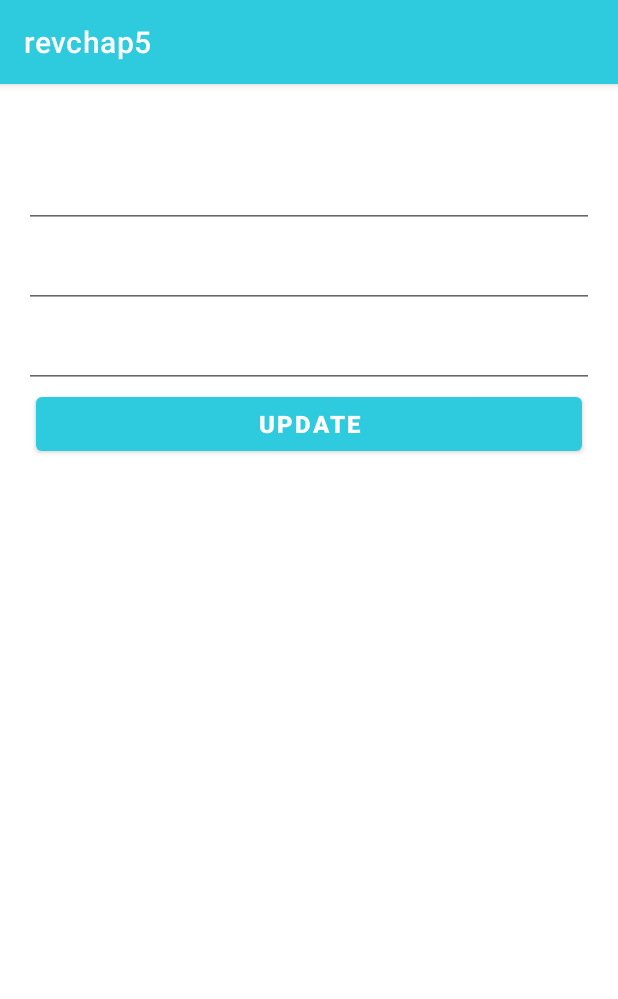
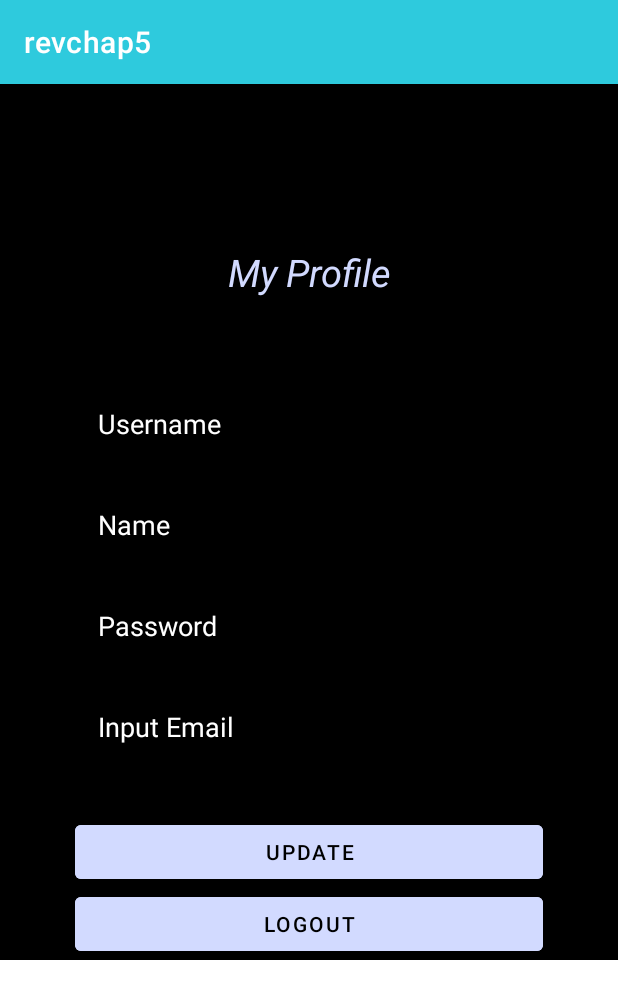
Before and after one commit to Widi-Yulianti/revisichallengelima, an Android app: the ProfileFragment screen opened through its navigation route, on a phone screen of 412 x 824 dp. Shown: the top 999 px of the screen. Run offline under Robolectric (Android 15) with nearby library versions, the phone set to English and light mode, and no system bars; Roboto replaces fonts that are not available here; 5 statements that could not run were skipped.

Commit message:
first commit

```diff
--- a/app/src/main/java/com/example/revchap5/LoginFragment.kt
+++ b/app/src/main/java/com/example/revchap5/LoginFragment.kt
@@ -83,7 +83,6 @@ class LoginFragment : Fragment() {
         val conf = res.configuration
         conf.locale = myLocale
         res.updateConfiguration(conf, res.displayMetrics)
-
-        //startActivity(Intent(this, LoginActivity::class.java))
+        findNavController().navigate(R.id.loginFragment)
     }
 }
--- a/app/src/main/java/com/example/revchap5/ProfileFragment.kt
+++ b/app/src/main/java/com/example/revchap5/ProfileFragment.kt
@@ -38,8 +38,8 @@ class ProfileFragment : Fragment() {
         var password = sharedPref.getString("password", null).toString()
 
         binding.apply {
-            dataEdit = User(username, name, email, password)
-            binding.btnEdit.setOnClickListener(){
+            var dataEdit = User(username, name, email, password)
+            binding.btnUpdate.setOnClickListener(){
                 username = binding.edtUsername.text.toString()
                 name = binding.edtName.text.toString()
                 email = binding.edtEmail.text.toString()
@@ -50,9 +50,18 @@ class ProfileFragment : Fragment() {
                 addData.putString("email", email)
                 addData.apply()
                 Toast.makeText(requireContext(), "Data Save", Toast.LENGTH_SHORT).show()
-                findNavController().navigate(R.id.action_profileFragment_to_accountFragment)
+                findNavController().navigate(R.id.action_profileFragment_to_homeFragment2)
             }
 
         }
+
+        binding.btnLogout.setOnClickListener(){
+            sharedPref = requireActivity().getSharedPreferences("registerData", Context.MODE_PRIVATE)
+            var addData = sharedPref.edit()
+            addData.putString("_username", null)
+            addData.putString("_password", null)
+            addData.apply()
+            findNavController().navigate(R.id.action_profileFragment_to_loginFragment)
+        }
     }
 }
--- a/app/src/main/res/color/color_bottom_nav.xml
+++ /dev/null
@@ -1,5 +0,0 @@
-<?xml version="1.0" encoding="utf-8"?>
-<selector xmlns:android="http://schemas.android.com/apk/res/android">
-    <item android:state_checked="true" android:color="@color/white" />
-    <item android:state_checked="false" android:color="#DA0303"/>
-</selector>
--- a/app/src/main/res/layout/fragment_login.xml
+++ b/app/src/main/res/layout/fragment_login.xml
@@ -41,7 +41,7 @@
             android:layout_height="wrap_content"
             android:layout_gravity="center_horizontal"
             android:layout_marginBottom="100dp"
-            android:text="@string/movie"
+            android:text="@string/login"
             android:textAppearance="@style/TextAppearance.AppTheme.Title" />
 
         <com.google.android.material.textfield.TextInputLayout
--- a/app/src/main/res/layout/fragment_profile.xml
+++ b/app/src/main/res/layout/fragment_profile.xml
@@ -1,75 +1,140 @@
 <?xml version="1.0" encoding="utf-8"?>
-<layout xmlns:android="http://schemas.android.com/apk/res/android"
+<FrameLayout xmlns:android="http://schemas.android.com/apk/res/android"
     xmlns:tools="http://schemas.android.com/tools"
-    xmlns:app="http://schemas.android.com/apk/res-auto">
+    android:layout_width="match_parent"
+    android:layout_height="match_parent"
+    tools:context=".ProfileFragment">
 
-    <data>
-        <variable
-            name="dataEdit"
-            type="com.example.revchap5.model.User" />
-    </data>
 
-    <androidx.constraintlayout.widget.ConstraintLayout
+    <ScrollView
         android:layout_width="match_parent"
-        android:layout_height="wrap_content"
-        android:paddingBottom="16dp"
-        tools:context="com.example.revchap5.ProfileFragment">
+        android:layout_height="match_parent">
+
+
+        <androidx.constraintlayout.widget.ConstraintLayout xmlns:android="http://schemas.android.com/apk/res/android"
+            xmlns:app="http://schemas.android.com/apk/res-auto"
+            xmlns:tools="http://schemas.android.com/tools"
+            android:layout_width="match_parent"
+            android:id="@+id/menu_profile"
+            android:layout_height="match_parent"
+            android:background="@color/black">
 
             <TextView
-            android:id="@+id/txt_edit"
+                android:id="@+id/textView5"
                 android:layout_width="wrap_content"
                 android:layout_height="wrap_content"
-            android:textColor="@color/black"
+                android:layout_marginTop="108dp"
+                android:text="@string/my_profile"
+                android:textColor="#D2DAFF"
+                android:textStyle="italic"
                 android:textSize="25sp"
                 app:layout_constraintEnd_toEndOf="parent"
                 app:layout_constraintStart_toStartOf="parent"
-            app:layout_constraintTop_toTopOf="parent"
-            tools:text="Edit Account" />
+                app:layout_constraintTop_toTopOf="parent" />
 
-        <LinearLayout
-            android:id="@+id/linearLayout"
+            <EditText
+                android:id="@+id/edt_username"
                 android:layout_width="match_parent"
                 android:layout_height="wrap_content"
-            android:layout_margin="16dp"
-            android:orientation="vertical"
+                android:layout_marginTop="56dp"
+                android:ems="10"
+                android:inputType="text"
+                android:hint="@string/username"
+                android:background="@drawable/bot_nav_bg"
+                android:padding="15dp"
+                android:textColorHint="@color/white"
+                android:textColor="@color/white"
+                android:layout_marginRight="50dp"
+                android:layout_marginLeft="50dp"
                 app:layout_constraintEnd_toEndOf="parent"
                 app:layout_constraintStart_toStartOf="parent"
-            app:layout_constraintTop_toBottomOf="@+id/txt_edit">
+                app:layout_constraintTop_toBottomOf="@+id/textView5" />
 
             <EditText
-                android:id="@+id/edtUsername"
+                android:id="@+id/edt_name"
                 android:layout_width="match_parent"
                 android:layout_height="wrap_content"
-                android:text="@{dataEdit.username}" />
+                android:layout_marginLeft="50dp"
+                android:layout_marginTop="12dp"
+                android:layout_marginRight="50dp"
+                android:background="@drawable/bot_nav_bg"
+                android:ems="10"
+                android:hint="@string/name"
+                android:textColorHint="@color/white"
+                android:textColor="@color/white"
+                android:inputType="text"
+                android:padding="15dp"
+                app:layout_constraintEnd_toEndOf="@+id/edt_username"
+                app:layout_constraintHorizontal_bias="0.0"
+                app:layout_constraintStart_toStartOf="@+id/edt_username"
+                app:layout_constraintTop_toBottomOf="@+id/edt_username" />
 
             <EditText
-                android:id="@+id/edtName"
+                android:id="@+id/edt_password"
                 android:layout_width="match_parent"
                 android:layout_height="wrap_content"
-                android:layout_marginTop="8dp"
-                android:text="@{dataEdit.name}" />
+                android:layout_marginLeft="50dp"
+                android:layout_marginTop="12dp"
+                android:layout_marginRight="50dp"
+                android:background="@drawable/bot_nav_bg"
+                android:ems="10"
+                android:hint="@string/password"
+                android:textColorHint="@color/white"
+                android:textColor="@color/white"
+                android:inputType="text"
+                android:padding="15dp"
+                app:layout_constraintEnd_toEndOf="@+id/edt_name"
+                app:layout_constraintHorizontal_bias="0.0"
+                app:layout_constraintStart_toStartOf="@+id/edt_name"
+                app:layout_constraintTop_toBottomOf="@+id/edt_name" />
 
             <EditText
-                android:id="@+id/edtEmail"
+                android:id="@+id/edt_email"
                 android:layout_width="match_parent"
                 android:layout_height="wrap_content"
-                android:layout_marginTop="8dp"
-                android:text="@{dataEdit.email}" />
-
-        </LinearLayout>
+                android:layout_marginLeft="50dp"
+                android:layout_marginTop="12dp"
+                android:layout_marginRight="50dp"
+                android:background="@drawable/bot_nav_bg"
+                android:ems="10"
+                android:hint="@string/email"
+                android:textColorHint="@color/white"
+                android:textColor="@color/white"
+                android:inputType="text"
+                android:padding="15dp"
+                app:layout_constraintEnd_toEndOf="@+id/edt_password"
+                app:layout_constraintHorizontal_bias="0.0"
+                app:layout_constraintStart_toStartOf="@+id/edt_password"
+                app:layout_constraintTop_toBottomOf="@+id/edt_password" />
 
             <Button
-            android:id="@+id/btnEdit"
+                android:id="@+id/btn_update"
                 android:layout_width="match_parent"
                 android:layout_height="wrap_content"
-            android:layout_marginStart="24dp"
-            android:layout_marginEnd="24dp"
+                android:layout_marginLeft="50dp"
+                android:layout_marginTop="32dp"
+                android:layout_marginRight="50dp"
+                android:backgroundTint="#D2DAFF"
                 android:text="@string/update"
-            android:textSize="16sp"
-            android:textStyle="bold"
-            app:layout_constraintEnd_toEndOf="parent"
-            app:layout_constraintStart_toStartOf="parent"
-            app:layout_constraintTop_toBottomOf="@+id/linearLayout" />
+                android:textColor="@color/black"
+                app:layout_constraintEnd_toEndOf="@+id/edt_email"
+                app:layout_constraintHorizontal_bias="0.0"
+                app:layout_constraintStart_toStartOf="@+id/edt_email"
+                app:layout_constraintTop_toBottomOf="@+id/edt_email" />
 
+            <Button
+                android:id="@+id/btn_logout"
+                android:layout_width="match_parent"
+                android:layout_height="wrap_content"
+                android:text="@string/logout"
+                android:backgroundTint="#D2DAFF"
+                android:textColor="@color/black"
+                android:layout_marginLeft="50dp"
+                android:layout_marginRight="50dp"
+                app:layout_constraintEnd_toEndOf="@+id/btn_update"
+                app:layout_constraintStart_toStartOf="@+id/btn_update"
+                app:layout_constraintTop_toBottomOf="@+id/btn_update" />
         </androidx.constraintlayout.widget.ConstraintLayout>
-</layout>
+
+    </ScrollView>
+</FrameLayout>
--- a/app/src/main/res/navigation/nav_main.xml
+++ b/app/src/main/res/navigation/nav_main.xml
@@ -12,8 +12,11 @@
         android:label="fragment_profile"
         tools:layout="@layout/fragment_profile" >
         <action
-            android:id="@+id/action_profileFragment_to_accountFragment"
-            app:destination="@id/accountFragment" />
+            android:id="@+id/action_profileFragment_to_homeFragment2"
+            app:destination="@id/homeFragment2" />
+        <action
+            android:id="@+id/action_profileFragment_to_loginFragment"
+            app:destination="@id/loginFragment" />
     </fragment>
     <fragment
         android:id="@+id/loginFragment"
@@ -38,18 +41,6 @@
             app:destination="@id/loginFragment" />
     </fragment>
     <fragment
-        android:id="@+id/accountFragment"
-        android:name="com.example.revchap5.AccountFragment"
-        android:label="fragment_account"
-        tools:layout="@layout/fragment_account" >
-        <action
-            android:id="@+id/action_accountFragment_to_profileFragment"
-            app:destination="@id/profileFragment" />
-        <action
-            android:id="@+id/action_accountFragment_to_loginFragment"
-            app:destination="@id/loginFragment" />
-    </fragment>
-    <fragment
         android:id="@+id/detailFragment"
         android:name="com.example.revchap5.DetailFragment"
         android:label="fragment_detail_movie"
@@ -62,6 +53,9 @@
         <action
             android:id="@+id/action_homeFragment2_to_detailFragment"
             app:destination="@id/detailFragment" />
+        <action
+            android:id="@+id/action_homeFragment2_to_profileFragment"
+            app:destination="@id/profileFragment" />
     </fragment>
 
 </navigation>
```
Also changed, not shown: app/src/main/java/com/example/revchap5/AccountFragment.kt (deleted, +0 -54 lines), app/src/main/java/com/example/revchap5/HomeFragment.kt (+20 -1 lines), app/src/main/res/layout/fragment_account.xml (deleted, +0 -161 lines), app/src/main/res/layout/fragment_home.xml (+27 -12 lines), app/src/main/res/layout/fragment_register.xml (+9 -0 lines), app/src/main/res/menu/menu_bottom.xml (deleted, +0 -15 lines). Lines whose indentation alone changed are shown as unchanged.
